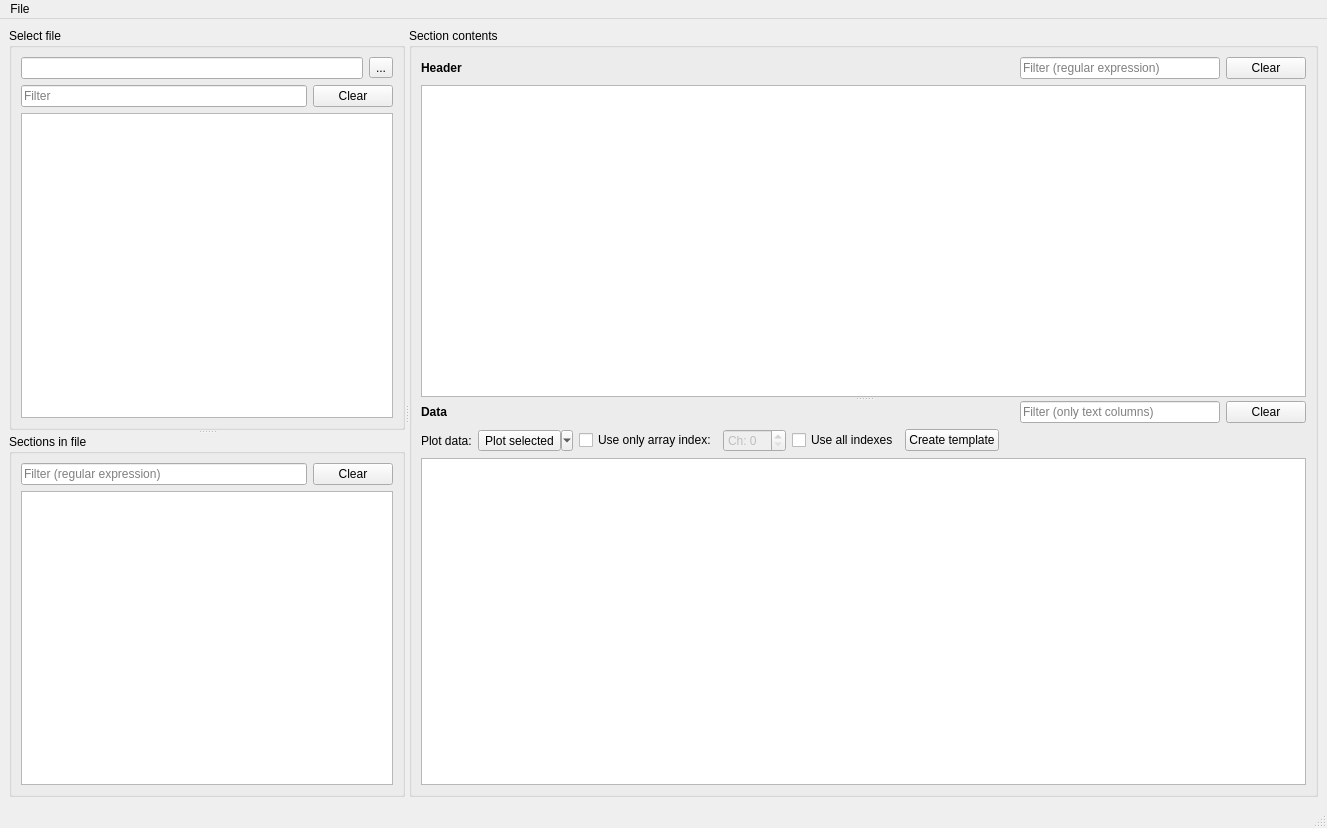
This is src/mainwindow_form.ui in drhlxiao/pyfitsviewer as Qt 5 draws it before an edit. The edited form follows.
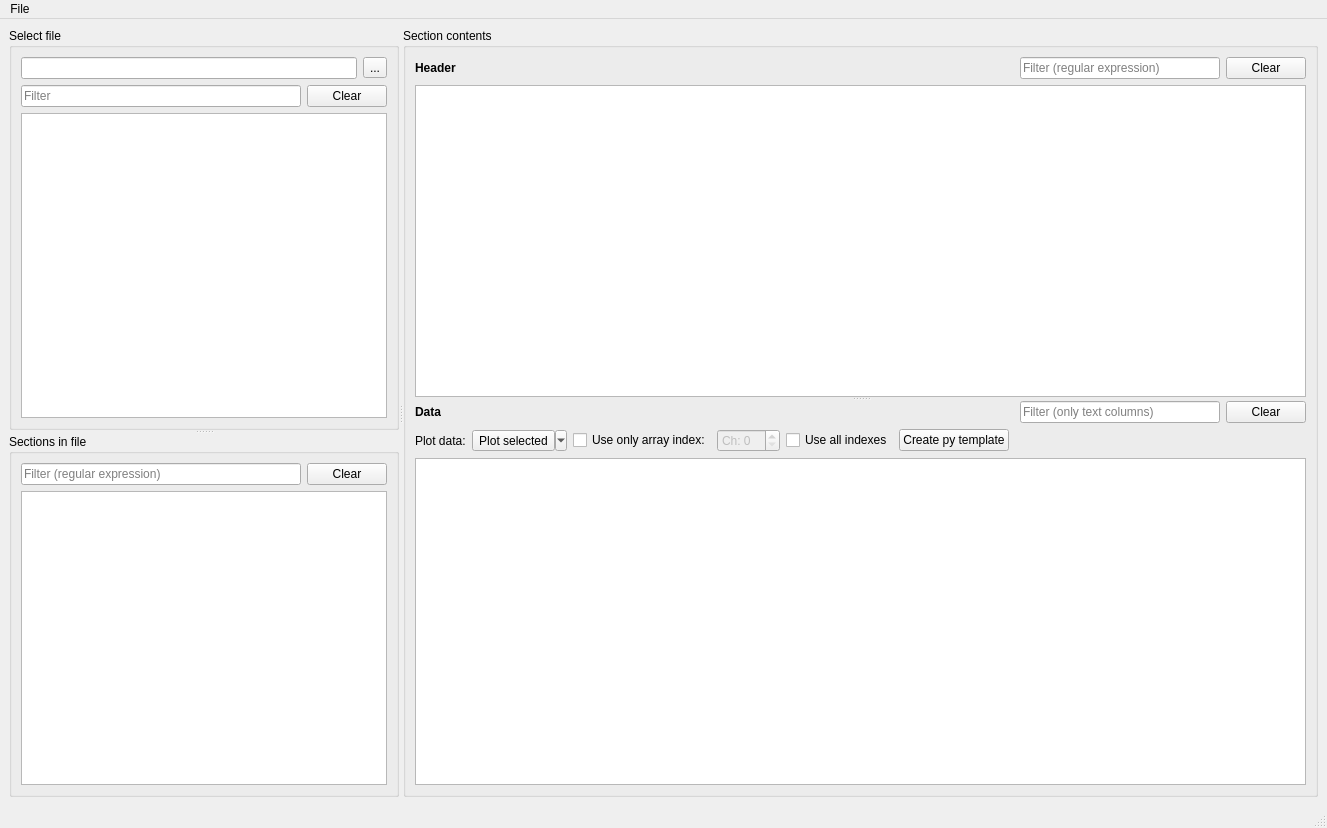
This is the edited form.

What changed in the file:
```diff
--- a/src/mainwindow_form.ui
+++ b/src/mainwindow_form.ui
@@ -284,7 +284,7 @@
               <item>
                <widget class="QPushButton" name="createTemplateButton">
                 <property name="text">
-                 <string>Create template</string>
+                 <string>Create py template</string>
                 </property>
                </widget>
               </item>
```
